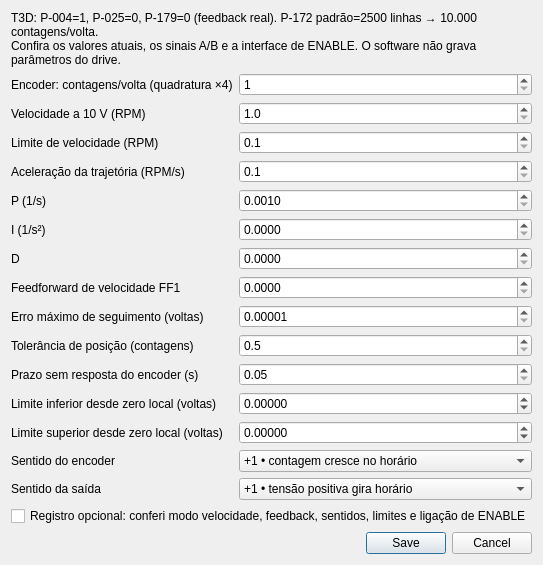
Above: app/axissettingsdialog.ui from diegotine/servo_7i80hdt_7i33ta before the change. Below: the same form after it.
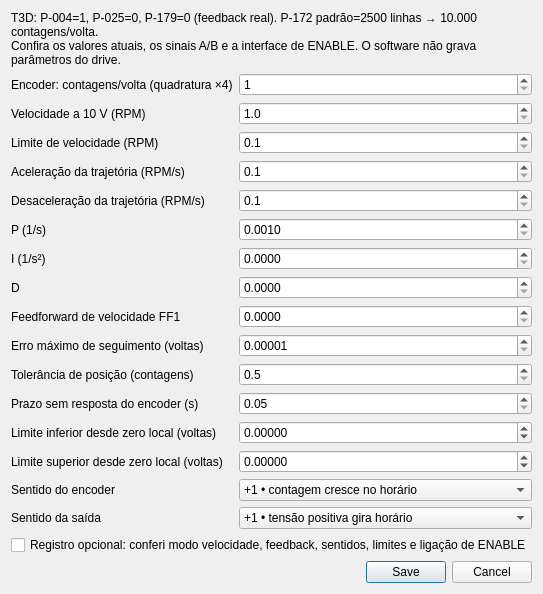
That is the form after the change.

Diff of the .ui file:
```diff
--- a/app/axissettingsdialog.ui
+++ b/app/axissettingsdialog.ui
@@ -108,14 +108,14 @@
        </property>
       </widget>
      </item>
-     <item row="4" column="0">
+     <item row="5" column="0">
       <widget class="QLabel" name="kpLabel">
        <property name="text">
         <string>P (1/s)</string>
        </property>
       </widget>
      </item>
-     <item row="4" column="1">
+     <item row="5" column="1">
       <widget class="QDoubleSpinBox" name="kp">
        <property name="decimals">
         <number>4</number>
@@ -131,14 +131,14 @@
        </property>
       </widget>
      </item>
-     <item row="5" column="0">
+     <item row="6" column="0">
       <widget class="QLabel" name="kiLabel">
        <property name="text">
         <string>I (1/s²)</string>
        </property>
       </widget>
      </item>
-     <item row="5" column="1">
+     <item row="6" column="1">
       <widget class="QDoubleSpinBox" name="ki">
        <property name="decimals">
         <number>4</number>
@@ -154,14 +154,14 @@
        </property>
       </widget>
      </item>
-     <item row="6" column="0">
+     <item row="7" column="0">
       <widget class="QLabel" name="kdLabel">
        <property name="text">
         <string>D</string>
        </property>
       </widget>
      </item>
-     <item row="6" column="1">
+     <item row="7" column="1">
       <widget class="QDoubleSpinBox" name="kd">
        <property name="decimals">
         <number>4</number>
@@ -177,14 +177,14 @@
        </property>
       </widget>
      </item>
-     <item row="7" column="0">
+     <item row="8" column="0">
       <widget class="QLabel" name="ff1Label">
        <property name="text">
         <string>Feedforward de velocidade FF1</string>
        </property>
       </widget>
      </item>
-     <item row="7" column="1">
+     <item row="8" column="1">
       <widget class="QDoubleSpinBox" name="ff1">
        <property name="decimals">
         <number>4</number>
@@ -200,14 +200,14 @@
        </property>
       </widget>
      </item>
-     <item row="8" column="0">
+     <item row="9" column="0">
       <widget class="QLabel" name="following_error_revLabel">
        <property name="text">
         <string>Erro máximo de seguimento (voltas)</string>
        </property>
       </widget>
      </item>
-     <item row="8" column="1">
+     <item row="9" column="1">
       <widget class="QDoubleSpinBox" name="following_error_rev">
        <property name="decimals">
         <number>5</number>
@@ -223,14 +223,14 @@
        </property>
       </widget>
      </item>
-     <item row="9" column="0">
+     <item row="10" column="0">
       <widget class="QLabel" name="tolerance_countsLabel">
        <property name="text">
         <string>Tolerância de posição (contagens)</string>
        </property>
       </widget>
      </item>
-     <item row="9" column="1">
+     <item row="10" column="1">
       <widget class="QDoubleSpinBox" name="tolerance_counts">
        <property name="decimals">
         <number>1</number>
@@ -246,14 +246,14 @@
        </property>
       </widget>
      </item>
-     <item row="10" column="0">
+     <item row="11" column="0">
       <widget class="QLabel" name="no_response_timeout_sLabel">
        <property name="text">
         <string>Prazo sem resposta do encoder (s)</string>
        </property>
       </widget>
      </item>
-     <item row="10" column="1">
+     <item row="11" column="1">
       <widget class="QDoubleSpinBox" name="no_response_timeout_s">
        <property name="decimals">
         <number>2</number>
@@ -269,14 +269,14 @@
        </property>
       </widget>
      </item>
-     <item row="11" column="0">
+     <item row="12" column="0">
       <widget class="QLabel" name="min_revLabel">
        <property name="text">
         <string>Limite inferior desde zero local (voltas)</string>
        </property>
       </widget>
      </item>
-     <item row="11" column="1">
+     <item row="12" column="1">
       <widget class="QDoubleSpinBox" name="min_rev">
        <property name="decimals">
         <number>5</number>
@@ -292,14 +292,14 @@
        </property>
       </widget>
      </item>
-     <item row="12" column="0">
+     <item row="13" column="0">
       <widget class="QLabel" name="max_revLabel">
        <property name="text">
         <string>Limite superior desde zero local (voltas)</string>
        </property>
       </widget>
      </item>
-     <item row="12" column="1">
+     <item row="13" column="1">
       <widget class="QDoubleSpinBox" name="max_rev">
        <property name="decimals">
         <number>5</number>
@@ -315,14 +315,14 @@
        </property>
       </widget>
      </item>
-     <item row="13" column="0">
+     <item row="14" column="0">
       <widget class="QLabel" name="encoderSignLabel">
        <property name="text">
         <string>Sentido do encoder</string>
        </property>
       </widget>
      </item>
-     <item row="13" column="1">
+     <item row="14" column="1">
       <widget class="QComboBox" name="encoderSign">
        <item>
         <property name="text">
@@ -336,14 +336,14 @@
        </item>
       </widget>
      </item>
-     <item row="14" column="0">
+     <item row="15" column="0">
       <widget class="QLabel" name="outputSignLabel">
        <property name="text">
         <string>Sentido da saída</string>
        </property>
       </widget>
      </item>
-     <item row="14" column="1">
+     <item row="15" column="1">
       <widget class="QComboBox" name="outputSign">
        <item>
         <property name="text">
@@ -357,6 +357,29 @@
        </item>
       </widget>
      </item>
+     <item row="4" column="0">
+      <widget class="QLabel" name="deceleration_rpm_sLabel">
+       <property name="text">
+        <string>Desaceleração da trajetória (RPM/s)</string>
+       </property>
+      </widget>
+     </item>
+     <item row="4" column="1">
+      <widget class="QDoubleSpinBox" name="deceleration_rpm_s">
+       <property name="decimals">
+        <number>1</number>
+       </property>
+       <property name="minimum">
+        <double>0.1</double>
+       </property>
+       <property name="maximum">
+        <double>100000</double>
+       </property>
+       <property name="keyboardTracking">
+        <bool>false</bool>
+       </property>
+      </widget>
+     </item>
     </layout>
    </item>
    <item>
```
Left out of the diff: 2 changed lines with no effect on the pictures.
